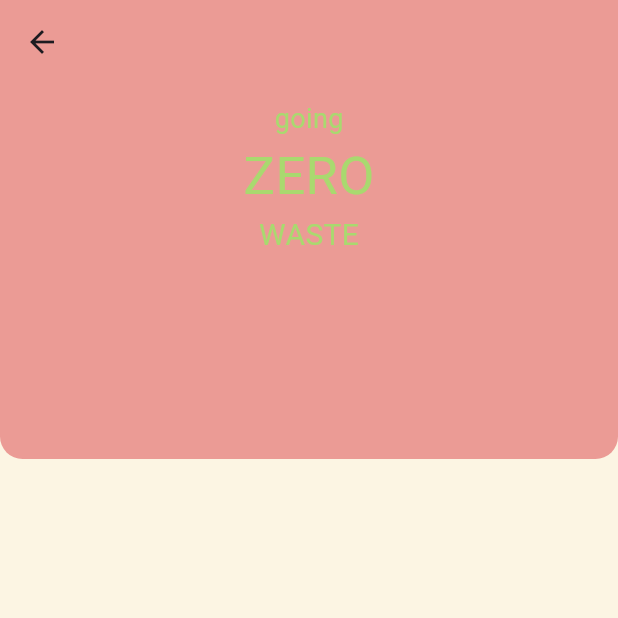
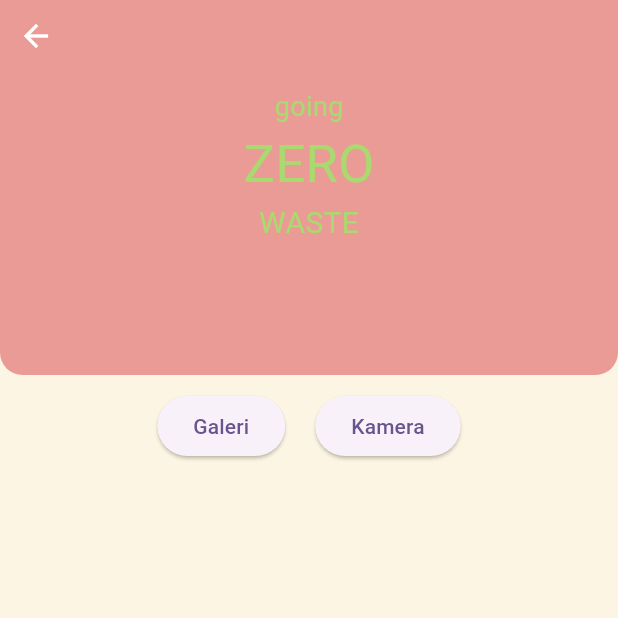
Before and after one commit to mohammadzarkasi/flutter-keris-smart, a Flutter app: the Screen2 screen opened by its route, on a phone screen of 412 x 824 dp, the top half of it. Run offline on Flutter 3.47's test engine with Material 2 defaults, Android fonts, the phone set to English and light mode, and no system bars; our stand-ins replace go_router.

Commit message:
button buka galeri dan kamera

```diff
--- a/lib/screens/s2.dart
+++ b/lib/screens/s2.dart
@@ -1,6 +1,7 @@
 // ignore_for_file: prefer_const_constructors, prefer_const_literals_to_create_immutables
 
 import 'package:flutter/material.dart';
+import 'package:go_router/go_router.dart';
 import 'package:smart23/mycolors.dart';
 
 class Screen2 extends StatefulWidget {
@@ -13,25 +14,62 @@ class Screen2 extends StatefulWidget {
 class _Screen2State extends State<Screen2> {
   @override
   Widget build(BuildContext context) {
+    var size = MediaQuery.of(context).size;
+    var mediaPadding = MediaQuery.of(context).padding;
+    var height = size.height;
+    var width = size.width;
+    var mediaPaddingTop = mediaPadding.top;
+
     var headerHeight = 250.0;
     return Scaffold(
-      appBar: AppBar(
-        backgroundColor: MyColors.color1,
-        elevation: 0,
-        // toolbarOpacity: 0,
-      ),
+      // appBar: AppBar(
+      //   backgroundColor: MyColors.color1,
+      //   elevation: 0,
+      //   // toolbarOpacity: 0,
+      // ),
       body: SafeArea(
         child: Container(
           width: double.infinity,
           decoration: BoxDecoration(
             color: MyColors.color2,
           ),
-          child: Column(
-            children: [
-              _buildHeader(height: headerHeight),
-            ],
+          child: SingleChildScrollView(
+            child: Column(
+              children: [
+                _buildHeader(height: headerHeight),
+                _buildBody(height: height - headerHeight - mediaPaddingTop),
+              ],
+            ),
           ),
         ),
+      ),
+    );
+  }
+
+  Container _buildBody({required double height}) {
+    return Container(
+      height: height,
+      decoration: BoxDecoration(
+        color: MyColors.color2,
+      ),
+      child: Column(
+        children: [
+          SizedBox(height: 10),
+          Row(
+            mainAxisAlignment: MainAxisAlignment.center,
+            children: [
+              ElevatedButton(
+                onPressed: () {},
+                child: Text('Galeri'),
+              ),
+              SizedBox(width: 20),
+              ElevatedButton(
+                onPressed: () {},
+                child: Text('Kamera'),
+              ),
+            ],
+          )
+        ],
       ),
     );
   }
@@ -50,6 +88,18 @@ class _Screen2State extends State<Screen2> {
       child: Column(
         mainAxisSize: MainAxisSize.min,
         children: [
+          Container(
+            width: double.infinity,
+            alignment: Alignment.topLeft,
+            child: IconButton(
+              onPressed: () {
+                // Navigator.of(context).pop();
+                GoRouter.of(context).pop();
+              },
+              icon: Icon(Icons.arrow_back),
+              color: Colors.white,
+            ),
+          ),
           SizedBox(height: 10),
           Text(
             'going',
```
